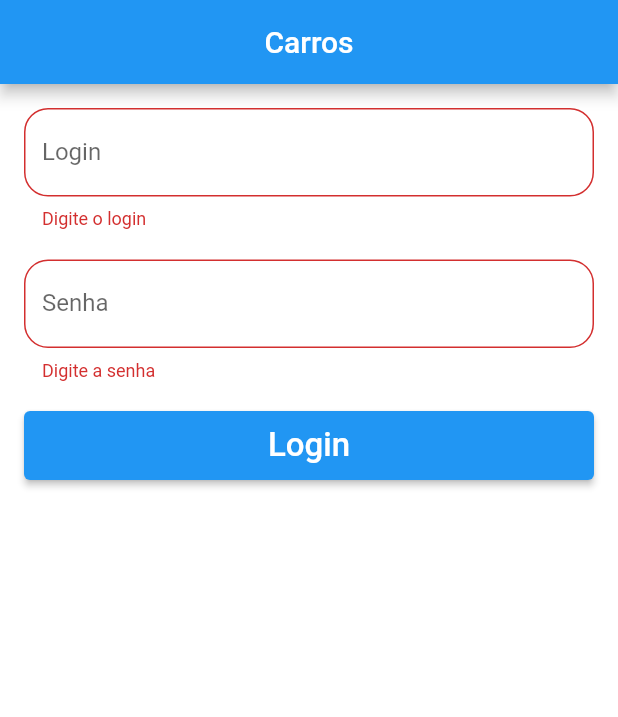
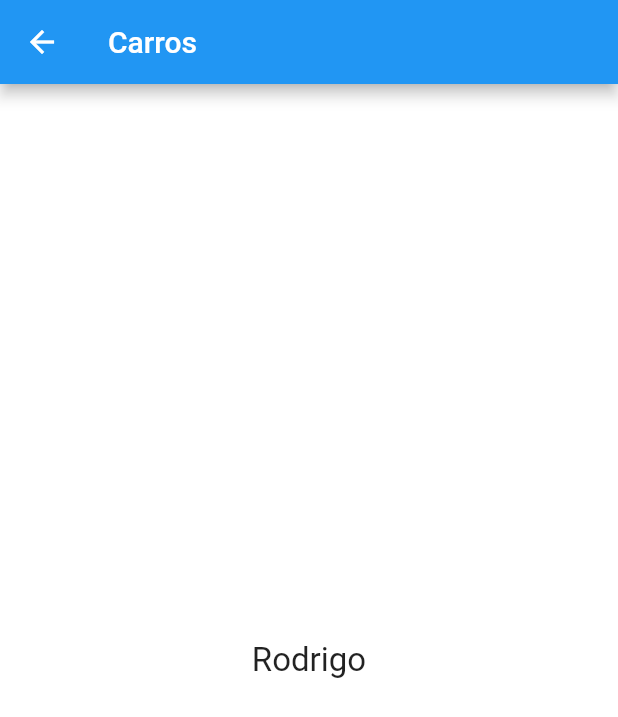
Before and after one commit to rodrigosa/carros, a Flutter app: the screen it shows after launch, after a tap on "Login", on a phone screen of 412 x 824 dp. Shown: the top 717 px of the screen. Run offline on Flutter 3.47's test engine with Material 2 defaults, Android fonts, the phone set to English and light mode, and no system bars.

Commit message:
89. Login e navegação para HomePage

```diff
--- /dev/null
+++ b/lib/pages/home_page.dart
@@ -0,0 +1,24 @@
+import 'package:flutter/material.dart';
+
+class HomePage extends StatelessWidget {
+  @override
+  Widget build(BuildContext context) {
+    return Scaffold(
+      appBar: AppBar(
+        title: Text("Carros"),
+      ),
+      body: _body(),
+    );
+  }
+
+  _body() {
+    return Center(
+      child: Text(
+        "Rodrigo",
+        style: TextStyle(
+          fontSize: 22,
+        ),
+      ),
+    );
+  }
+}
--- a/lib/pages/login_page.dart
+++ b/lib/pages/login_page.dart
@@ -1,112 +1,109 @@
+import 'package:carros/pages/home_page.dart';
+import 'package:carros/utils/nav.dart';
 import 'package:carros/widgets/app_button.dart';
 import 'package:carros/widgets/app_text.dart';
 import 'package:flutter/material.dart';
 
-class LoginPage extends StatelessWidget {
+class LoginPage extends StatefulWidget {
+  @override
+  _LoginPageState createState() => _LoginPageState();
+}
+
+class _LoginPageState extends State<LoginPage> {
   final _formKey = GlobalKey<FormState>();
-  final _tLogin = TextEditingController(); // Um controlador para cada campo
-  final _tSenha = TextEditingController();
+
+  final _tLogin = TextEditingController(text: "rodrigo");
+
+  final _tSenha = TextEditingController(text: "123");
+
   final _focusSenha = FocusNode();
+
+  @override
+  void initState() {
+    super.initState();
+  }
 
   @override
   Widget build(BuildContext context) {
     return Scaffold(
       appBar: AppBar(
-        centerTitle: true,
         title: Text("Carros"),
       ),
-      body: _body(context),
+      body: _body(),
     );
   }
 
-  _body(context) {
+  _body() {
     return Form(
-      key: _formKey, // mantem o estado do formulario
+      key: _formKey,
       child: Container(
         padding: EdgeInsets.all(16),
         child: ListView(
-          children: [
+          children: <Widget>[
             AppText(
-              context,
               "Login",
               "Digite o login",
               controller: _tLogin,
-              validator: _validadeLogin,
+              validator: _validateLogin,
               keyboardType: TextInputType.emailAddress,
               textInputAction: TextInputAction.next,
               nextFocus: _focusSenha,
             ),
-            SizedBox(
-              height: 20,
-            ),
+            SizedBox(height: 10),
             AppText(
-              context,
               "Senha",
               "Digite a senha",
+              controller: _tSenha,
               password: true,
-              controller: _tSenha,
-              validator: _validadeSenha,
+              validator: _validateSenha,
               keyboardType: TextInputType.number,
               focusNode: _focusSenha,
             ),
-            // passando parametro para o named argument
             SizedBox(
               height: 20,
             ),
             AppButton(
               "Login",
               onPressed: _onClickLogin,
-            )
+            ),
           ],
         ),
       ),
     );
   }
 
-  _text(
-    BuildContext context,
-    String label,
-    String hint, {
-    bool password = false,
-    TextEditingController controller,
-    FormFieldValidator<String> validator,
-    TextInputType keyboardType,
-    TextInputAction textInputAction,
-    FocusNode focusNode,
-    FocusNode nextFocus,
-  }) {
-    //Named Argument
-
-  }
-
-  _onClickLogin() {
-    bool formOK = _formKey.currentState.validate();
-    if (!formOK) {
+  void _onClickLogin() {
+    if (!_formKey.currentState.validate()) {
       return;
     }
 
     String login = _tLogin.text;
     String senha = _tSenha.text;
 
-    print("Login: $login" +
-        " Senha: " +
-        senha); // dá para imprimir variaveis das duas formas
+    print("Login: $login, Senha: $senha");
+
+    push(context, HomePage());
   }
 
-  String _validadeLogin(String text) {
+  String _validateLogin(String text) {
     if (text.isEmpty) {
       return "Digite o login";
     }
     return null;
   }
 
-  String _validadeSenha(String text) {
+  String _validateSenha(String text) {
     if (text.isEmpty) {
       return "Digite a senha";
     }
     if (text.length < 3) {
-      return "A senha precisa conter pelo menos 3 dígitos";
+      return "A senha precisa ter pelo menos 3 números";
     }
     return null;
   }
+
+  @override
+  void dispose() {
+    super.dispose();
+  }
 }
--- /dev/null
+++ b/lib/utils/nav.dart
@@ -0,0 +1,12 @@
+import 'package:flutter/material.dart';
+
+/// Navigator.push -> Navega entre telas
+/// String s recebe parametro passado pelo componente que chama o _onClickNavigator
+/// Sempre que usar await deve se ter o async declarado no metodo
+
+Future push(BuildContext context, Widget page) {
+  return Navigator.push(context,
+      MaterialPageRoute(builder: (BuildContext context) {
+        return page;
+      }));
+}
--- a/lib/widgets/app_button.dart
+++ b/lib/widgets/app_button.dart
@@ -1,8 +1,8 @@
+
 import 'package:flutter/material.dart';
 
 class AppButton extends StatelessWidget {
   String text;
-
   Function onPressed;
 
   AppButton(this.text, {this.onPressed});
@@ -11,12 +11,16 @@ class AppButton extends StatelessWidget {
   Widget build(BuildContext context) {
     return Container(
       height: 46,
-      child: ElevatedButton(
-        onPressed: onPressed,
+      child: RaisedButton(
+        color: Colors.blue,
         child: Text(
           text,
-          style: TextStyle(fontSize: 22),
+          style: TextStyle(
+            color: Colors.white,
+            fontSize: 22,
+          ),
         ),
+        onPressed: onPressed,
       ),
     );
   }
--- a/lib/widgets/app_text.dart
+++ b/lib/widgets/app_text.dart
@@ -1,7 +1,6 @@
 import 'package:flutter/material.dart';
 
 class AppText extends StatelessWidget {
-  BuildContext context;
   String label;
   String hint;
   bool password;
@@ -13,7 +12,6 @@ class AppText extends StatelessWidget {
   FocusNode nextFocus;
 
   AppText(
-    this.context,
     this.label,
     this.hint, {
     this.password = false,
@@ -39,12 +37,23 @@ class AppText extends StatelessWidget {
           FocusScope.of(context).requestFocus(nextFocus);
         }
       },
+      style: TextStyle(
+        fontSize: 25,
+        color: Colors.blue,
+      ),
       decoration: InputDecoration(
         border: OutlineInputBorder(
           borderRadius: BorderRadius.circular(16)
         ),
         labelText: label,
+        labelStyle: TextStyle(
+          fontSize: 25,
+          color: Colors.grey,
+        ),
         hintText: hint,
+        hintStyle: TextStyle(
+          fontSize: 16,
+        ),
       ),
     );
   }
```
